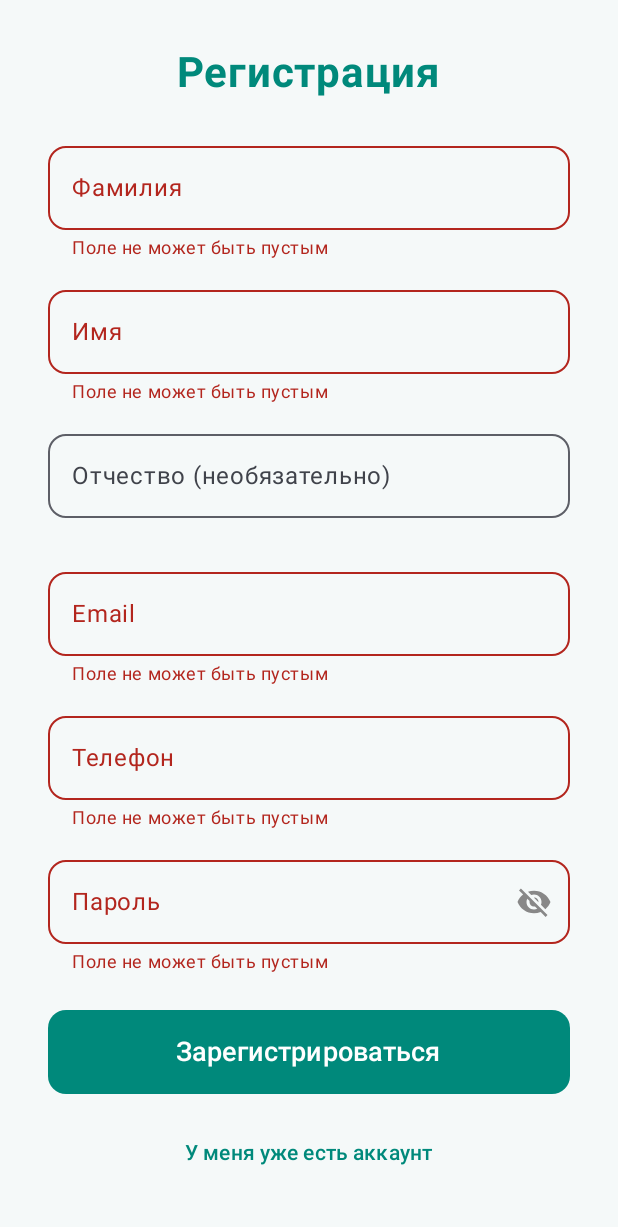
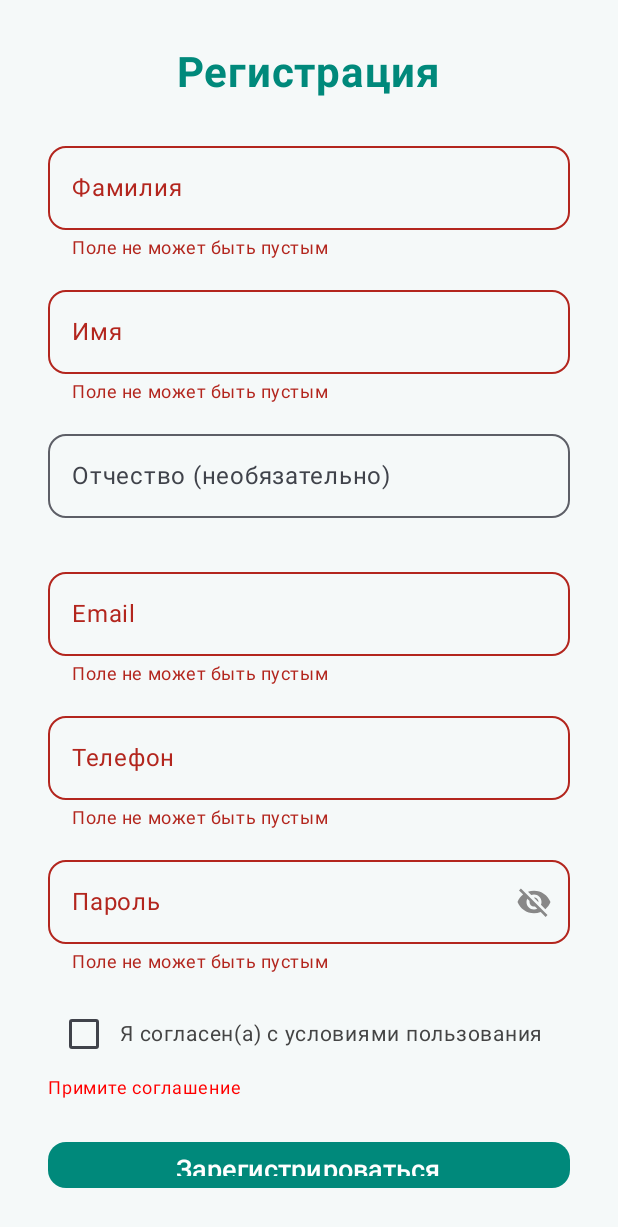
Before and after one commit to bakirovaarina/VetClinicAndroid, an Android app built with Jetpack Compose: the RegisterScreen screen opened through its navigation route, after a tap on "Зарегистрироваться", on a phone screen of 412 x 824 dp. Shown: the top 1227 px of the screen. Run offline under Robolectric (Android 15) with nearby library versions, the phone set to English and light mode, and no system bars.

Commit message:
Исправлена маска ввода телефона и добавлена проверка уникальности номера при регистрации, соглашение

```diff
--- a/app/src/main/java/com/example/vetclient/ui/RegisterScreen.kt
+++ b/app/src/main/java/com/example/vetclient/ui/RegisterScreen.kt
@@ -22,6 +22,8 @@ import androidx.lifecycle.viewmodel.compose.viewModel
 import com.example.vetclient.network.ApiClient
 import com.example.vetclient.network.RegisterRequest
 import kotlinx.coroutines.launch
+import androidx.compose.ui.text.input.TextFieldValue
+import androidx.compose.ui.text.TextRange
 
 class RegisterViewModel : ViewModel() {
     var isLoading by mutableStateOf(false)
@@ -72,7 +74,7 @@ fun RegisterScreen(
     var middleName by remember { mutableStateOf("") }
     var email by remember { mutableStateOf("") }
     var password by remember { mutableStateOf("") }
-    var phone by remember { mutableStateOf("") }
+    var phoneValue by remember { mutableStateOf(TextFieldValue("")) }
     var passwordVisible by remember { mutableStateOf(false) }
 
     var lastNameError by remember { mutableStateOf<String?>(null) }
@@ -81,6 +83,9 @@ fun RegisterScreen(
     var emailError by remember { mutableStateOf<String?>(null) }
     var phoneError by remember { mutableStateOf<String?>(null) }
     var passwordError by remember { mutableStateOf<String?>(null) }
+
+    var isAgreed by remember { mutableStateOf(false) }
+    var agreementError by remember { mutableStateOf(false) }
 
     LaunchedEffect(viewModel.registrationSuccess) {
         if (viewModel.registrationSuccess) {
@@ -119,6 +124,7 @@ fun RegisterScreen(
         emailError = null
         phoneError = null
         passwordError = null
+        agreementError = false
         var isValid = true
 
         if (lastName.isBlank()) {
@@ -151,8 +157,8 @@ fun RegisterScreen(
             }
         }
 
-        val digits = phone.filter { it.isDigit() }
-        if (phone.isBlank()) {
+        val digits = phoneValue.text.filter { it.isDigit() }
+        if (phoneValue.text.isBlank()) {
             phoneError = "Поле не может быть пустым"
             isValid = false
         } else if (digits.length < 11) {
@@ -168,6 +174,11 @@ fun RegisterScreen(
             isValid = false
         } else if (password.contains(" ")) {
             passwordError = "Пароль не должен содержать пробелов"
+            isValid = false
+        }
+
+        if (!isAgreed) {
+            agreementError = true
             isValid = false
         }
 
@@ -251,9 +262,17 @@ fun RegisterScreen(
             Spacer(modifier = Modifier.height(12.dp))
 
             OutlinedTextField(
-                value = phone,
-                onValueChange = {
-                    phone = formatPhone(it)
+                value = phoneValue,
+                onValueChange = { newValue ->
+                    val formatted = formatPhone(newValue.text)
+                    if (formatted != newValue.text) {
+                        phoneValue = TextFieldValue(
+                            text = formatted,
+                            selection = TextRange(formatted.length)
+                        )
+                    } else {
+                        phoneValue = newValue
+                    }
                     phoneError = null
                 },
                 label = { Text("Телефон") },
@@ -287,6 +306,35 @@ fun RegisterScreen(
                 shape = RoundedCornerShape(12.dp)
             )
 
+            Spacer(modifier = Modifier.height(16.dp))
+
+            Row(
+                modifier = Modifier.fillMaxWidth(),
+                verticalAlignment = Alignment.CenterVertically
+            ) {
+                Checkbox(
+                    checked = isAgreed,
+                    onCheckedChange = {
+                        isAgreed = it
+                        agreementError = false
+                    }
+                )
+                Text(
+                    text = "Я согласен(а) с условиями пользования",
+                    fontSize = 14.sp,
+                    color = Color.DarkGray
+                )
+            }
+
+            if (agreementError) {
+                Text(
+                    text = "Примите соглашение",
+                    color = Color.Red,
+                    fontSize = 12.sp,
+                    modifier = Modifier.align(Alignment.Start)
+                )
+            }
+
             Spacer(modifier = Modifier.height(24.dp))
 
             if (viewModel.isLoading) {
@@ -295,7 +343,7 @@ fun RegisterScreen(
                 Button(
                     onClick = {
                         if (validate()) {
-                            viewModel.register(lastName, firstName, middleName, email, password, phone)
+                            viewModel.register(lastName, firstName, middleName, email, password, phoneValue.text)
                         }
                     },
                     modifier = Modifier
```
